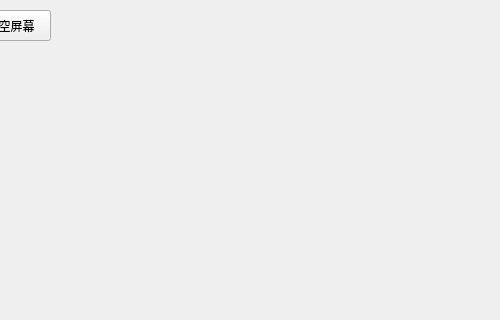
Above: mainwindow.ui from dengchcs/clip before the change; both pictures show x 300 to 800 and y 0 to 320 of the 800 by 600 pixel window. Below: the same form after it.
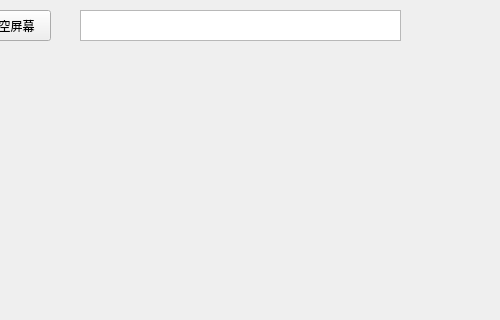
That is the form after the change.

Commit message: 完善UI

```diff
--- a/mainwindow.ui
+++ b/mainwindow.ui
@@ -71,6 +71,22 @@
      <string>清空屏幕</string>
     </property>
    </widget>
+   <widget class="QTextBrowser" name="colorText">
+    <property name="geometry">
+     <rect>
+      <x>380</x>
+      <y>10</y>
+      <width>321</width>
+      <height>31</height>
+     </rect>
+    </property>
+    <property name="sizePolicy">
+     <sizepolicy hsizetype="Fixed" vsizetype="Fixed">
+      <horstretch>0</horstretch>
+      <verstretch>0</verstretch>
+     </sizepolicy>
+    </property>
+   </widget>
   </widget>
   <widget class="QMenuBar" name="menubar">
    <property name="geometry">
```
The commit also changes 2 other files.
